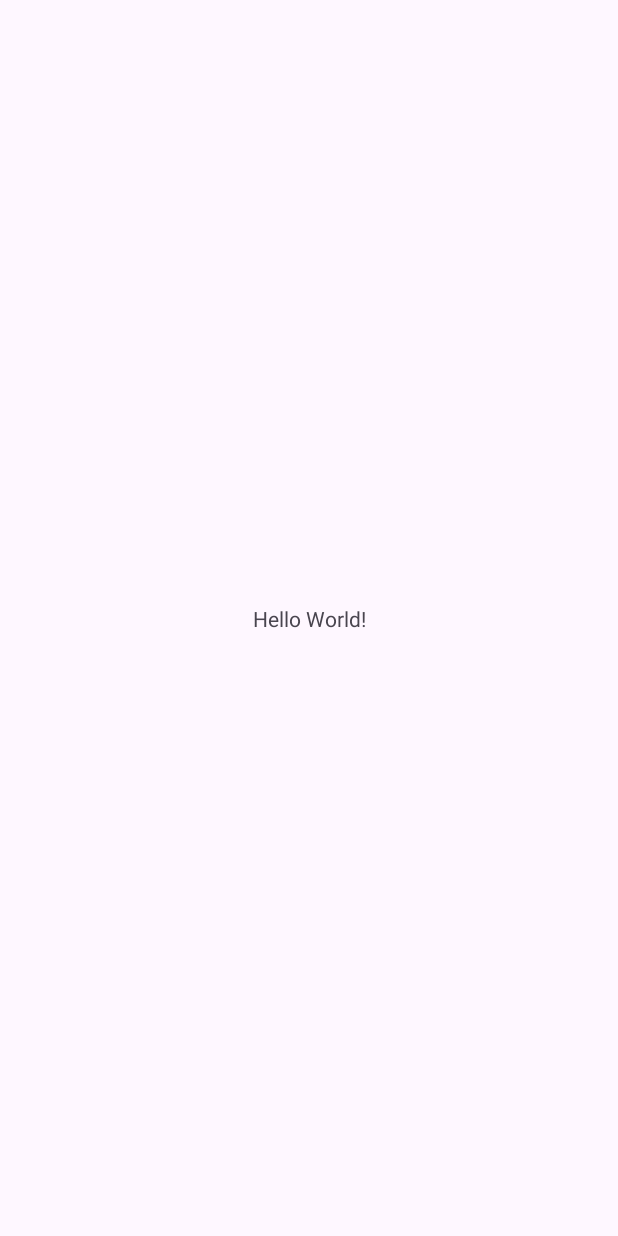
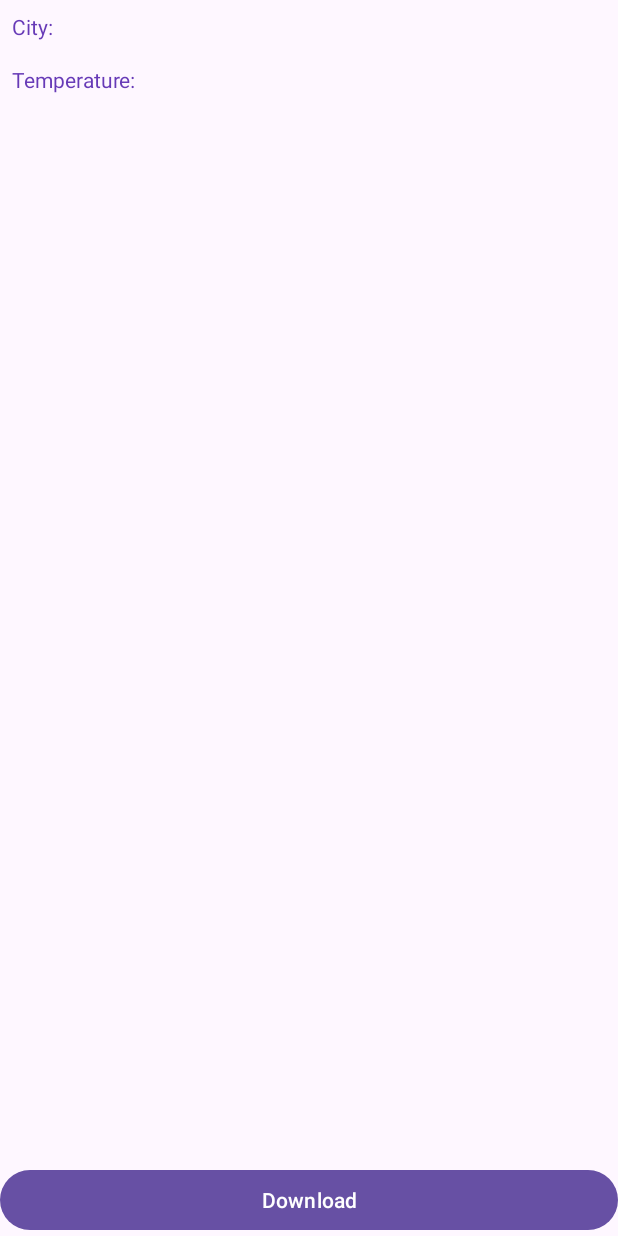
Before and after one commit to EgorPoprotskiy/CorutineStart, an Android app: the screen it shows after launch (MainActivity), on a phone screen of 412 x 824 dp. Before the commit the screen is almost empty. Run offline under Robolectric (Android 15) with nearby library versions, the phone set to English and light mode, and no system bars.

Commit message:
create_layout

```diff
--- a/app/src/main/res/layout/activity_main.xml
+++ b/app/src/main/res/layout/activity_main.xml
@@ -1,5 +1,6 @@
 <?xml version="1.0" encoding="utf-8"?>
-<androidx.constraintlayout.widget.ConstraintLayout xmlns:android="http://schemas.android.com/apk/res/android"
+<androidx.constraintlayout.widget.ConstraintLayout
+    xmlns:android="http://schemas.android.com/apk/res/android"
     xmlns:app="http://schemas.android.com/apk/res-auto"
     xmlns:tools="http://schemas.android.com/tools"
     android:layout_width="match_parent"
@@ -7,12 +8,56 @@
     tools:context=".MainActivity">
 
     <TextView
+        android:id="@+id/tv_location_label"
         android:layout_width="wrap_content"
         android:layout_height="wrap_content"
-        android:text="Hello World!"
-        app:layout_constraintBottom_toBottomOf="parent"
-        app:layout_constraintEnd_toEndOf="parent"
+        android:padding="8dp"
+        android:text="@string/city"
+        android:textColor="@color/purple_800"
         app:layout_constraintStart_toStartOf="parent"
         app:layout_constraintTop_toTopOf="parent" />
 
+    <TextView
+        android:id="@+id/tv_location"
+        android:layout_width="wrap_content"
+        android:layout_height="wrap_content"
+        app:layout_constraintBottom_toBottomOf="@id/tv_location_label"
+        app:layout_constraintStart_toEndOf="@id/tv_location_label"
+        app:layout_constraintTop_toTopOf="@id/tv_location_label" />
+
+    <TextView
+        android:id="@+id/tv_temperature_label"
+        android:layout_width="wrap_content"
+        android:layout_height="wrap_content"
+        android:padding="8dp"
+        android:text="@string/temperature"
+        android:textColor="@color/purple_800"
+        app:layout_constraintStart_toStartOf="parent"
+        app:layout_constraintTop_toBottomOf="@+id/tv_location_label" />
+
+    <TextView
+        android:id="@+id/tv_trmperature"
+        android:layout_width="wrap_content"
+        android:layout_height="wrap_content"
+        app:layout_constraintBottom_toBottomOf="@id/tv_temperature_label"
+        app:layout_constraintStart_toEndOf="@id/tv_temperature_label"
+        app:layout_constraintTop_toTopOf="@id/tv_temperature_label"  />
+
+    <ProgressBar
+        android:id="@+id/progress"
+        android:visibility="gone"
+        android:layout_width="wrap_content"
+        android:layout_height="wrap_content"
+        app:layout_constraintBottom_toBottomOf="parent"
+        app:layout_constraintLeft_toLeftOf="parent"
+        app:layout_constraintRight_toRightOf="parent"
+        app:layout_constraintTop_toTopOf="parent"/>
+
+    <Button
+        android:id="@+id/button_load"
+        android:layout_width="match_parent"
+        android:layout_height="wrap_content"
+        android:text="@string/download"
+        app:layout_constraintBottom_toBottomOf="parent"/>
+
 </androidx.constraintlayout.widget.ConstraintLayout>
--- a/app/src/main/res/values/colors.xml
+++ b/app/src/main/res/values/colors.xml
@@ -2,4 +2,5 @@
 <resources>
     <color name="black">#FF000000</color>
     <color name="white">#FFFFFFFF</color>
+    <color name="purple_800">#673AB7</color>
 </resources>
--- a/app/src/main/res/values/strings.xml
+++ b/app/src/main/res/values/strings.xml
@@ -1,3 +1,6 @@
 <resources>
     <string name="app_name">CorutineStart</string>
+    <string name="city">City:</string>
+    <string name="temperature">Temperature:</string>
+    <string name="download">Download</string>
 </resources>
```
Also changed, not shown: app/build.gradle (+13 -0 lines), build.gradle (+33 -4 lines), 1 other file.
